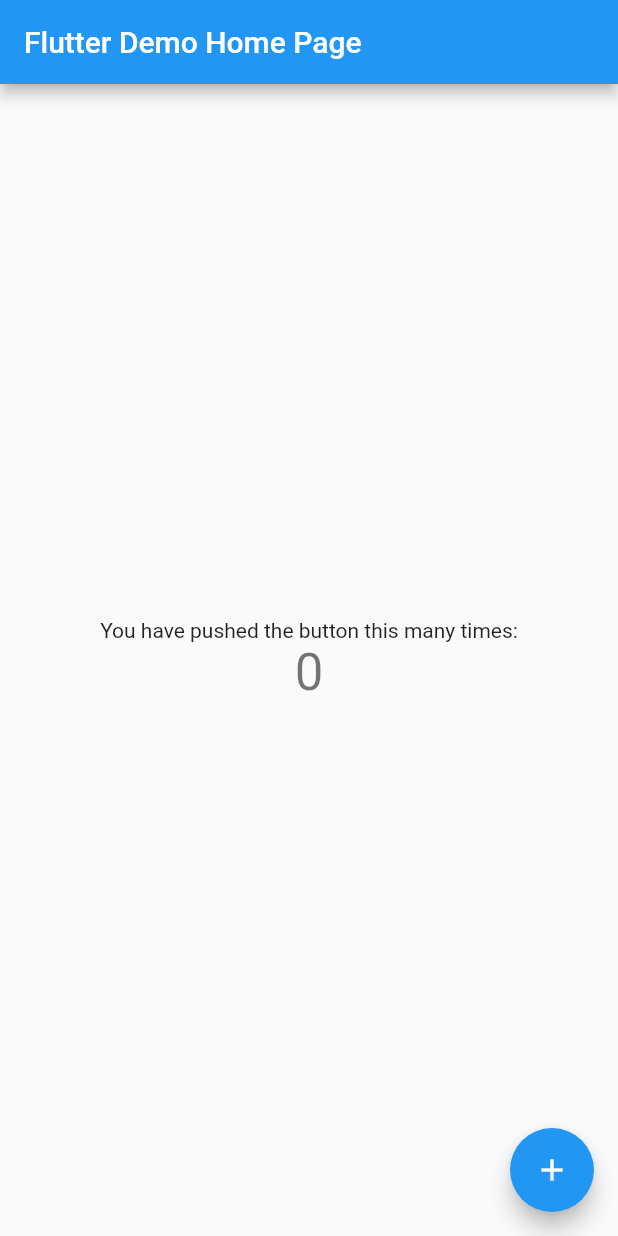
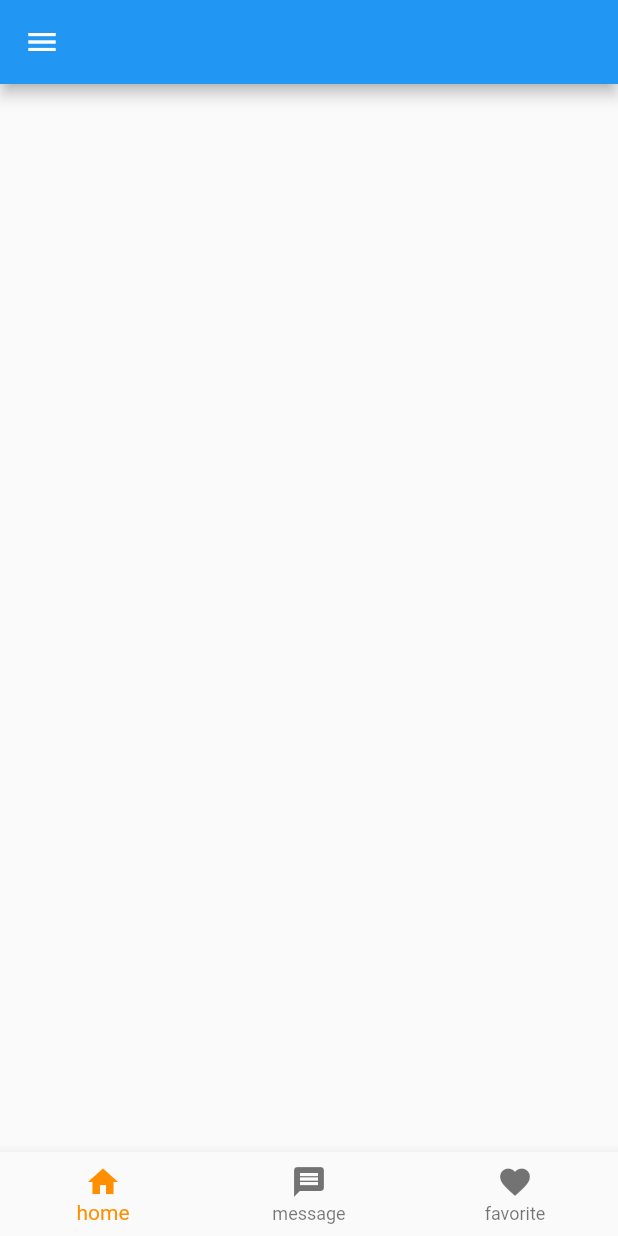
Before and after one commit to tai0116/setsuko, a Flutter app: the screen it shows after launch, on a phone screen of 412 x 824 dp. Run offline on Flutter 3.47's test engine with Material 2 defaults, Android fonts, the phone set to English and light mode, and no system bars.

```diff
--- a/lib/main.dart
+++ b/lib/main.dart
@@ -1,115 +1,66 @@
 import 'package:flutter/material.dart';
 
-void main() {
-  runApp(const MyApp());
-}
+void main() => runApp(const MyApp());
 
 class MyApp extends StatelessWidget {
   const MyApp({Key? key}) : super(key: key);
 
-  // This widget is the root of your application.
+  static const String _title = 'Flutter Code Sample';
+
   @override
   Widget build(BuildContext context) {
-    return MaterialApp(
-      title: 'Flutter Demo',
-      theme: ThemeData(
-        // This is the theme of your application.
-        //
-        // Try running your application with "flutter run". You'll see the
-        // application has a blue toolbar. Then, without quitting the app, try
-        // changing the primarySwatch below to Colors.green and then invoke
-        // "hot reload" (press "r" in the console where you ran "flutter run",
-        // or simply save your changes to "hot reload" in a Flutter IDE).
-        // Notice that the counter didn't reset back to zero; the application
-        // is not restarted.
-        primarySwatch: Colors.blue,
-      ),
-      home: const MyHomePage(title: 'Flutter Demo Home Page'),
+    return const MaterialApp(
+      title: _title,
+      home: MyStatefulWidget(),
     );
   }
 }
 
-class MyHomePage extends StatefulWidget {
-  const MyHomePage({Key? key, required this.title}) : super(key: key);
-
-  // This widget is the home page of your application. It is stateful, meaning
-  // that it has a State object (defined below) that contains fields that affect
-  // how it looks.
-
-  // This class is the configuration for the state. It holds the values (in this
-  // case the title) provided by the parent (in this case the App widget) and
-  // used by the build method of the State. Fields in a Widget subclass are
-  // always marked "final".
-
-  final String title;
+class MyStatefulWidget extends StatefulWidget {
+  const MyStatefulWidget({Key? key}) : super(key: key);
 
   @override
-  State<MyHomePage> createState() => _MyHomePageState();
+  State<MyStatefulWidget> createState() => _MyStatefulWidgetState();
 }
 
-class _MyHomePageState extends State<MyHomePage> {
-  int _counter = 0;
+class _MyStatefulWidgetState extends State<MyStatefulWidget> {
+  int _selectedIndex = 0;
 
-  void _incrementCounter() {
+  static final List<Widget> _bodies = <Widget>[
+    Scaffold(appBar: AppBar(), drawer: const Drawer()),
+    Scaffold(appBar: AppBar()),
+    Scaffold(appBar: AppBar()),
+  ];
+
+  void _onItemTapped(int index) {
     setState(() {
-      // This call to setState tells the Flutter framework that something has
-      // changed in this State, which causes it to rerun the build method below
-      // so that the display can reflect the updated values. If we changed
-      // _counter without calling setState(), then the build method would not be
-      // called again, and so nothing would appear to happen.
-      _counter++;
+      _selectedIndex = index;
     });
   }
 
   @override
   Widget build(BuildContext context) {
-    // This method is rerun every time setState is called, for instance as done
-    // by the _incrementCounter method above.
-    //
-    // The Flutter framework has been optimized to make rerunning build methods
-    // fast, so that you can just rebuild anything that needs updating rather
-    // than having to individually change instances of widgets.
     return Scaffold(
-      appBar: AppBar(
-        // Here we take the value from the MyHomePage object that was created by
-        // the App.build method, and use it to set our appbar title.
-        title: Text(widget.title),
+      body: _bodies.elementAt(_selectedIndex),
+      bottomNavigationBar: BottomNavigationBar(
+        items: const <BottomNavigationBarItem>[
+          BottomNavigationBarItem(
+            label: 'home',
+            icon: Icon(Icons.home),
+          ),
+          BottomNavigationBarItem(
+            label: 'message',
+            icon: Icon(Icons.message),
+          ),
+          BottomNavigationBarItem(
+            label: 'favorite',
+            icon: Icon(Icons.favorite),
+          ),
+        ],
+        currentIndex: _selectedIndex,
+        selectedItemColor: Colors.amber[800],
+        onTap: _onItemTapped,
       ),
-      body: Center(
-        // Center is a layout widget. It takes a single child and positions it
-        // in the middle of the parent.
-        child: Column(
-          // Column is also a layout widget. It takes a list of children and
-          // arranges them vertically. By default, it sizes itself to fit its
-          // children horizontally, and tries to be as tall as its parent.
-          //
-          // Invoke "debug painting" (press "p" in the console, choose the
-          // "Toggle Debug Paint" action from the Flutter Inspector in Android
-          // Studio, or the "Toggle Debug Paint" command in Visual Studio Code)
-          // to see the wireframe for each widget.
-          //
-          // Column has various properties to control how it sizes itself and
-          // how it positions its children. Here we use mainAxisAlignment to
-          // center the children vertically; the main axis here is the vertical
-          // axis because Columns are vertical (the cross axis would be
-          // horizontal).
-          mainAxisAlignment: MainAxisAlignment.center,
-          children: <Widget>[
-            const Text(
-              'You have pushed the button this many times:',
-            ),
-            Text(
-              '$_counter',
-              style: Theme.of(context).textTheme.headline4,
-            ),
-          ],
-        ),
-      ),
-      floatingActionButton: FloatingActionButton(
-        onPressed: _incrementCounter,
-        tooltip: 'Increment',
-        child: const Icon(Icons.add),
-      ), // This trailing comma makes auto-formatting nicer for build methods.
     );
   }
 }
```
